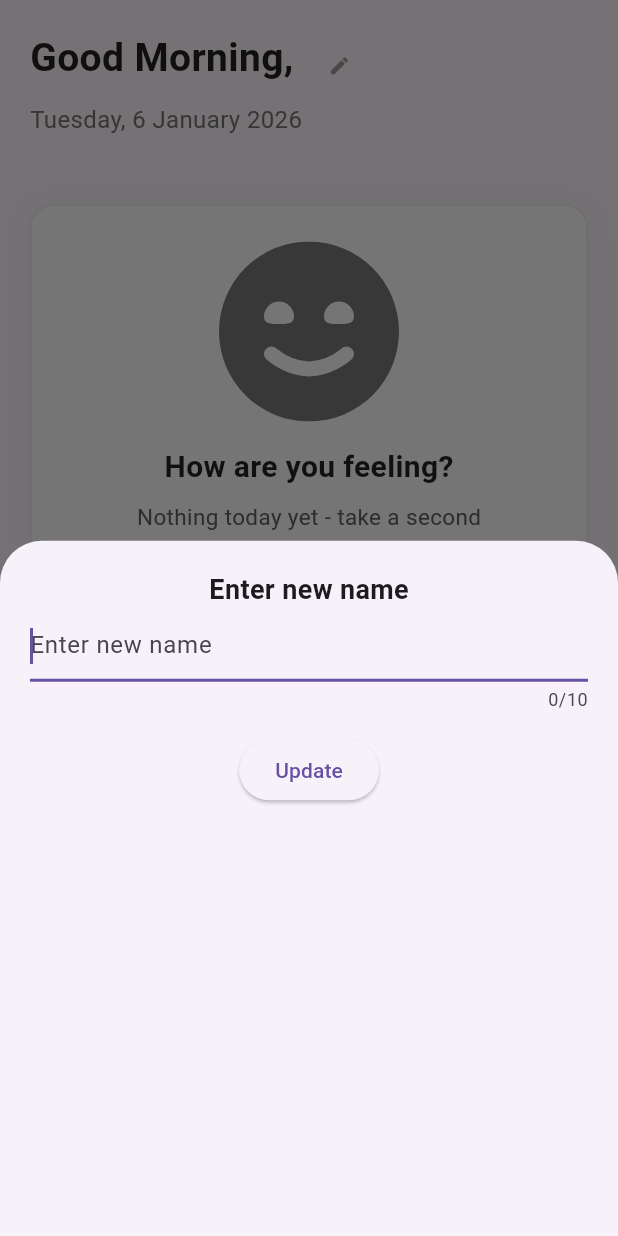
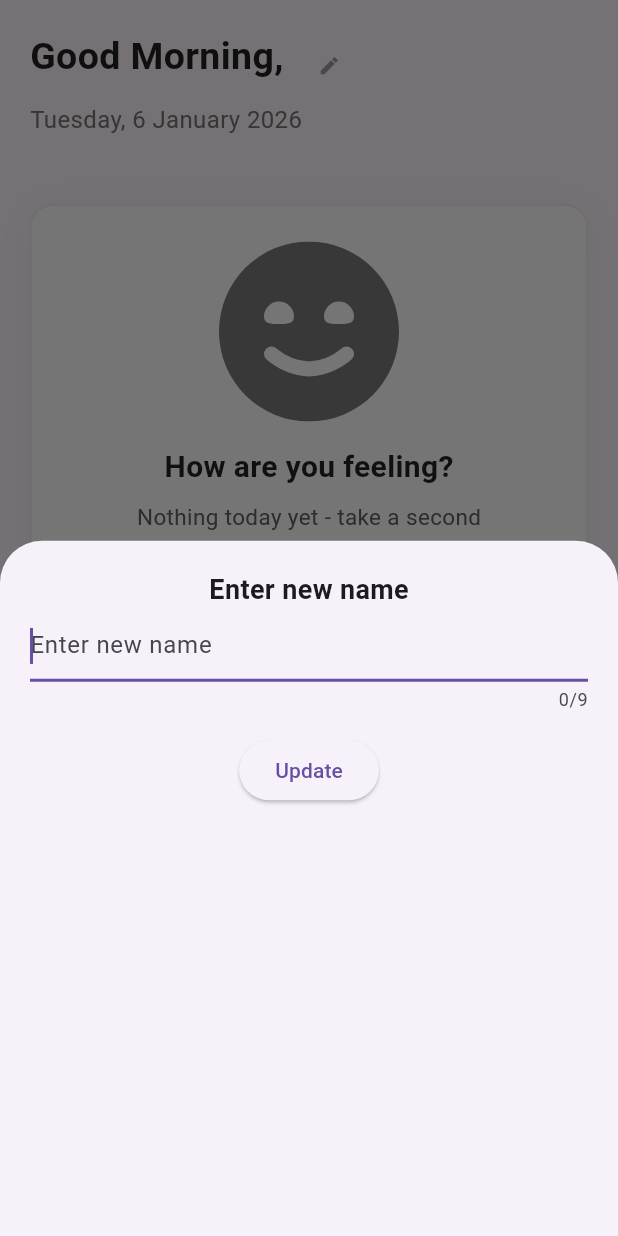
Before and after one commit to monica445/Mood-Jar-Flutter-App, a Flutter app: the Dashboard widget shown alone on an empty page, opened directly with empty values, after a tap on the "edit" icon, on a phone screen of 412 x 824 dp. Run offline on Flutter 3.47's test engine with Material 3 defaults, Android fonts, the light colour scheme and no system bars; our stand-ins replace flutter_svg, shared_preferences, sqflite, table_calendar; accounts and stored records are empty.

Commit message:
fixed bug in dashboard screen

```diff
--- a/lib/ui/screens/dashboard.dart
+++ b/lib/ui/screens/dashboard.dart
@@ -97,7 +97,7 @@ class _DashboardState extends State<Dashboard> {
                   controller: nameController,
                   validator: validateName,
                   autofocus: true,
-                  maxLength: 10,
+                  maxLength: 9,
                   decoration: InputDecoration(
                     hintText: "Enter new name"
                   ),
@@ -135,7 +135,7 @@ class _DashboardState extends State<Dashboard> {
               Text(
                 '${_getTimeBasedGreeting()}, $username',
                 style: TextStyle(
-                  fontSize: 26,
+                  fontSize: 25,
                   fontWeight: FontWeight.w700,
                   color: Colors.black87,
                 ),
```
Also changed, not shown: lib/ui/screens/mood_jar.dart (line endings or trailing spaces).
